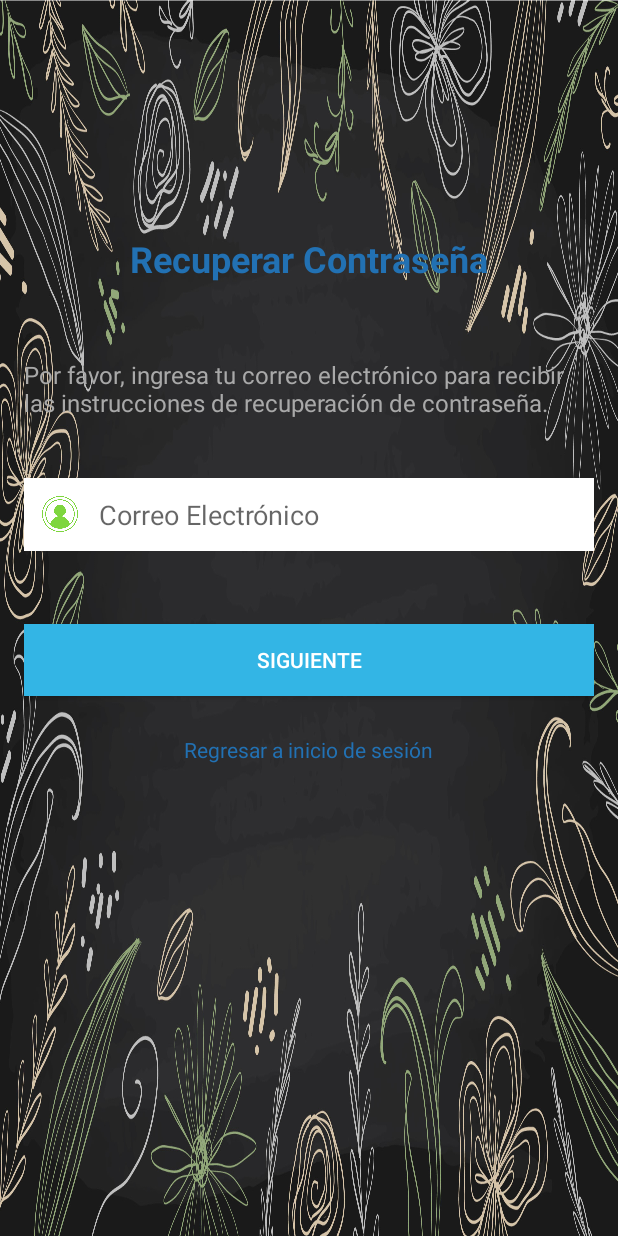
After one commit to pp2024-restoapp/aplicacionmovil, an Android app: the RecoverPassword screen opened directly, with no data from a screen before it, on a phone screen of 412 x 824 dp. The commit adds this screen. Run offline under Robolectric (Android 15) with nearby library versions, the phone set to English and light mode, and no system bars; Roboto replaces fonts that are not available here.

Commit message:
Se crea formulario de olvidar contraseña

```diff
--- a/app/build.gradle.kts
+++ b/app/build.gradle.kts
@@ -42,6 +42,7 @@ dependencies {
     implementation("androidx.navigation:navigation-fragment:2.7.4")
     implementation("androidx.navigation:navigation-ui:2.7.4")
     implementation("com.google.android.gms:play-services-maps:18.2.0")
+    implementation("androidx.activity:activity:1.9.0")
 
     testImplementation("junit:junit:4.13.2")
     androidTestImplementation("androidx.test.ext:junit:1.1.5")
--- a/app/src/main/AndroidManifest.xml
+++ b/app/src/main/AndroidManifest.xml
@@ -4,7 +4,6 @@
 
     <uses-permission android:name="android.permission.INTERNET" />
     <uses-permission android:name="android.permission.READ_EXTERNAL_STORAGE" />
-
 
     <application
         android:allowBackup="true"
@@ -16,6 +15,9 @@
         android:supportsRtl="true"
         android:theme="@style/Theme.RestoApp"
         tools:targetApi="31">
+        <activity
+            android:name=".RecoverPassword"
+            android:exported="false" />
         <activity
             android:name=".BranchActivity"
             android:exported="false" />
--- a/app/src/main/java/com/example/restoapp/LoginActivity.java
+++ b/app/src/main/java/com/example/restoapp/LoginActivity.java
@@ -75,6 +75,16 @@ public class LoginActivity extends AppCompatActivity {
                 startActivity(i);
             }
         });
+        Button olvidasteLinkText = findViewById(R.id.olvidasteLinkText);
+        olvidasteLinkText.setOnClickListener(new View.OnClickListener() {
+            @Override
+            public void onClick(View v) {
+
+                Intent intent = new Intent(LoginActivity.this, RecoverPassword.class);
+                startActivity(intent);
+            }
+        });
+
 
     }
 }
--- /dev/null
+++ b/app/src/main/java/com/example/restoapp/RecoverPassword.java
@@ -0,0 +1,59 @@
+package com.example.restoapp;
+
+import android.content.Intent;
+import android.os.Bundle;
+import android.text.TextUtils;
+import android.view.View;
+import android.widget.Button;
+import android.widget.EditText;
+import android.widget.TextView;
+import android.widget.Toast;
+
+import androidx.appcompat.app.AppCompatActivity;
+
+public class RecoverPassword extends AppCompatActivity {
+
+    private EditText etEmail;
+    private Button btnSubmit;
+
+    @Override
+    protected void onCreate(Bundle savedInstanceState) {
+        super.onCreate(savedInstanceState);
+        setContentView(R.layout.activity_recover_password);
+
+        etEmail = findViewById(R.id.etEmail);
+        btnSubmit = findViewById(R.id.btnSubmit);
+
+        btnSubmit.setOnClickListener(new View.OnClickListener() {
+            @Override
+            public void onClick(View v) {
+                submitRecoveryRequest();
+            }
+        });
+
+        // Agregando la parte del TextView para regresar a la actividad LoginActivity
+        TextView tvReturn = findViewById(R.id.tvReturn);
+        tvReturn.setOnClickListener(new View.OnClickListener() {
+            @Override
+            public void onClick(View v) {
+                Intent intent = new Intent(RecoverPassword.this, LoginActivity.class);
+                startActivity(intent);
+            }
+        });
+    }
+
+    private void submitRecoveryRequest() {
+        String email = etEmail.getText().toString().trim();
+
+        if (TextUtils.isEmpty(email)) {
+            Toast.makeText(this, "Por favor, introduce tu correo electrónico", Toast.LENGTH_SHORT).show();
+            return;
+        }
+
+        // Aquí puedes agregar el código para enviar la solicitud de recuperación de contraseña.
+        // Ejemplo: enviar una solicitud a tu servidor o usar Firebase Authentication
+
+        // Mostrar un mensaje de confirmación
+        Toast.makeText(this, "Se han enviado las instrucciones a tu correo electrónico", Toast.LENGTH_LONG).show();
+    }
+}
--- a/app/src/main/res/layout/activity_login.xml
+++ b/app/src/main/res/layout/activity_login.xml
@@ -126,7 +126,7 @@
         app:layout_constraintStart_toStartOf="parent"
         app:layout_constraintTop_toBottomOf="@+id/noTienesCuentaLinkText" />
 
-    <TextView
+    <Button
         android:id="@+id/olvidasteLinkText"
         android:layout_width="wrap_content"
         android:layout_height="wrap_content"
@@ -135,6 +135,9 @@
         android:text="@string/olvidaste_contraseña"
         android:textColor="#D84315"
         android:textStyle="bold"
+        android:background="@android:color/transparent"
+        android:textAllCaps="false"
+        android:padding="4dp"
         app:layout_constraintEnd_toEndOf="parent"
         app:layout_constraintStart_toStartOf="parent"
         app:layout_constraintTop_toBottomOf="@+id/IngresarBtn" />
--- /dev/null
+++ b/app/src/main/res/layout/activity_recover_password.xml
@@ -0,0 +1,82 @@
+<RelativeLayout xmlns:android="http://schemas.android.com/apk/res/android"
+    xmlns:tools="http://schemas.android.com/tools"
+    android:layout_width="match_parent"
+    android:layout_height="match_parent"
+    android:padding="16dp"
+    android:background="@drawable/fondocontra"
+    tools:context=".RecoverPassword">
+
+    <TextView
+        android:id="@+id/tvTitle1"
+        android:layout_width="wrap_content"
+        android:layout_height="wrap_content"
+        android:text="Recuperar Contraseña"
+        android:textSize="24sp"
+        android:textStyle="bold"
+        android:textColor="@color/celeste"
+        android:layout_centerHorizontal="true"
+        android:layout_marginTop="140dp" />
+
+    <TextView
+        android:id="@+id/tvInstructions1"
+        android:layout_width="wrap_content"
+        android:layout_height="wrap_content"
+        android:text="Por favor, ingresa tu correo electrónico para recibir las instrucciones de recuperación de contraseña."
+        android:textSize="16sp"
+        android:textColor="#A9A9A9"
+        android:layout_below="@id/tvTitle1"
+        android:layout_marginTop="50dp"
+        android:layout_marginBottom="24dp"
+        android:layout_centerHorizontal="true" />
+
+    <RelativeLayout
+        android:layout_width="match_parent"
+        android:layout_height="wrap_content"
+        android:layout_below="@id/tvInstructions1"
+        android:layout_marginTop="15dp"
+        android:layout_centerHorizontal="true">
+
+        <EditText
+            android:id="@+id/etEmail"
+            android:layout_width="match_parent"
+            android:layout_height="wrap_content"
+            android:hint="Correo Electrónico"
+            android:inputType="textEmailAddress"
+            android:paddingStart="50dp"
+            android:padding="12dp"
+            android:background="@android:color/white"
+            android:layout_centerVertical="true"/>
+
+        <ImageView
+            android:id="@+id/ivIcon"
+            android:layout_width="24dp"
+            android:layout_height="24dp"
+            android:layout_alignParentStart="true"
+            android:layout_marginStart="12dp"
+            android:layout_centerVertical="true"
+            android:src="@drawable/ic_usuario2" />
+    </RelativeLayout>
+
+    <Button
+        android:id="@+id/btnSubmit"
+        android:layout_width="match_parent"
+        android:layout_height="wrap_content"
+        android:layout_below="@id/etEmail"
+        android:layout_marginTop="400dp"
+        android:background="@android:color/holo_blue_light"
+        android:padding="12dp"
+        android:text="Siguiente"
+        android:textColor="@android:color/white"
+        tools:ignore="NotSibling" />
+
+    <TextView
+        android:id="@+id/tvReturn"
+        android:layout_width="wrap_content"
+        android:layout_height="wrap_content"
+        android:layout_below="@id/btnSubmit"
+        android:layout_centerHorizontal="true"
+        android:layout_marginTop="26dp"
+        android:text="Regresar a inicio de sesión"
+        android:textColor="@color/celeste" />
+
+</RelativeLayout>
--- a/app/src/main/res/values/colors.xml
+++ b/app/src/main/res/values/colors.xml
@@ -5,6 +5,6 @@
     <color name="TRANSPARENTE">#00FF0000</color>
     <color name="principal_naranja">#F26333</color>
     <color name="secundario_naranja">#F4764B</color>
-
+    <color name="celeste">#2271B3</color>
 
 </resources>
```
Also changed, not shown: app/src/main/res/drawable/fondocontra.jpg (added), app/src/main/res/drawable/ic_usuario2.png (added).
